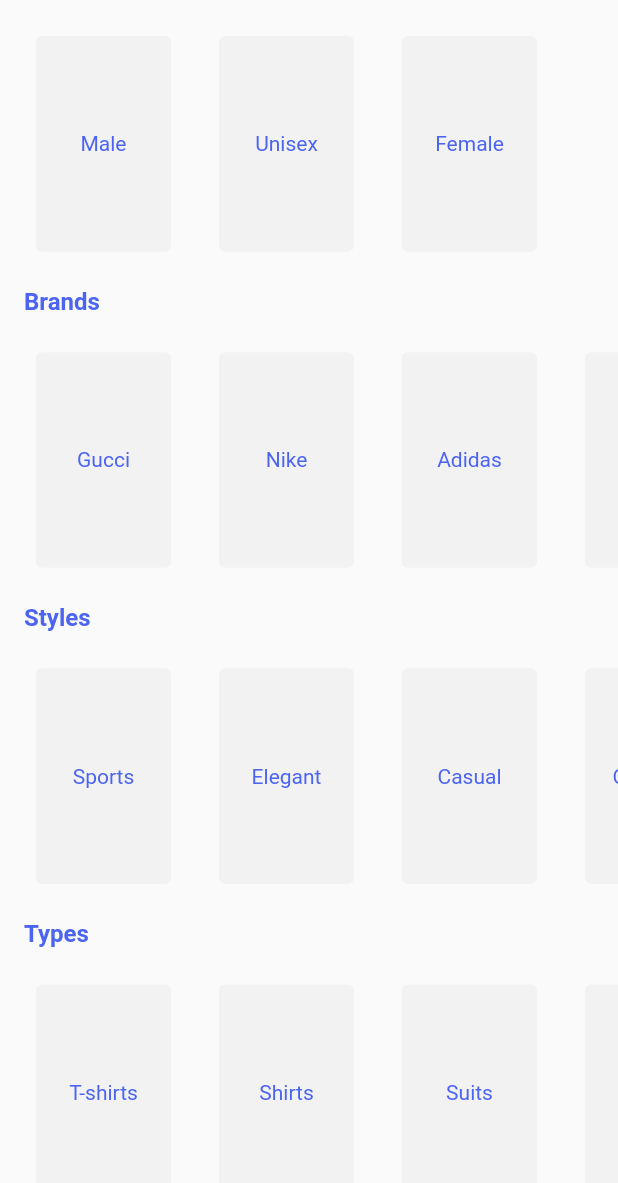
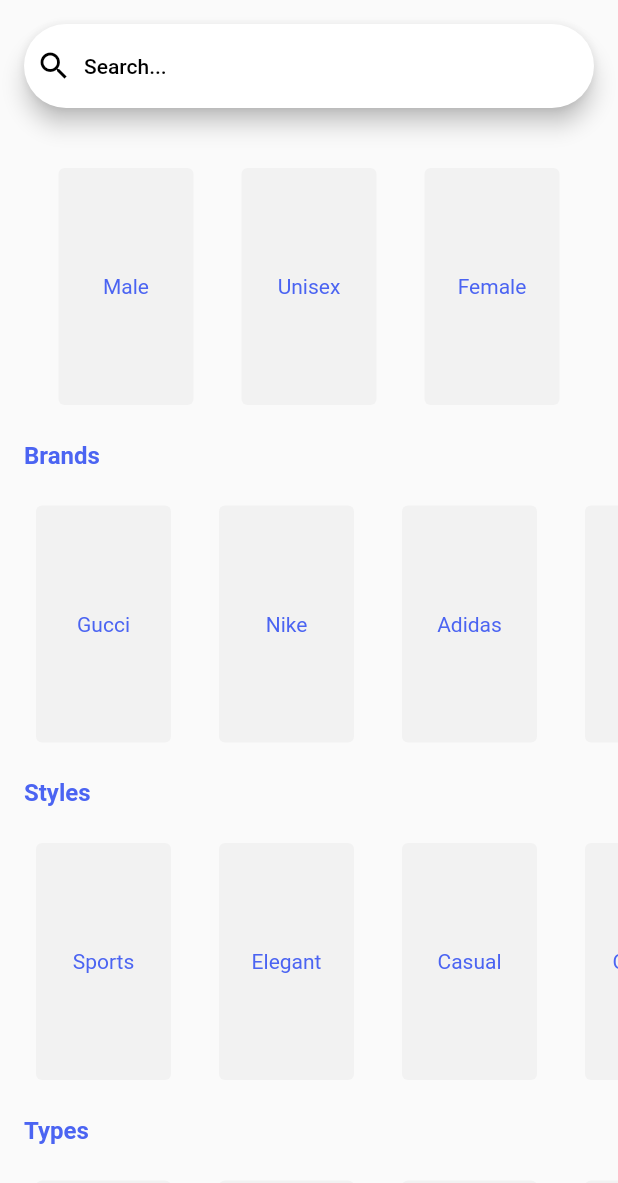
Before and after one commit to emertechupc/fitster_app, a Flutter app: the SearchView screen opened directly, on a phone screen of 412 x 824 dp. Shown: the top 1183 px of the screen. Run offline on Flutter 3.47's test engine with Material 2 defaults, Android fonts, the phone set to English and light mode, and no system bars; our stand-ins replace camera, flutter_rating_bar; missing offline and left inert: google_mlkit_pose_detection.

Commit message:
refactor: fix bugs

```diff
--- a/lib/utils/item_list.dart
+++ b/lib/utils/item_list.dart
@@ -53,15 +53,16 @@
 class _ItemListState extends State<ItemList> {
   @override
   Widget build(BuildContext context) {
-    return Expanded(
+    return SizedBox(
+      height: MediaQuery.of(context).size.width / 2,
       child: ListView.builder(
-        physics: ClampingScrollPhysics(),
+        physics: BouncingScrollPhysics(),
+        scrollDirection: Axis.horizontal,
         shrinkWrap: true,
         itemCount: widget.items.length,
         itemBuilder: (context, index) {
           return _Item(child: widget.items[index]);
         },
-        scrollDirection: Axis.horizontal,
         padding: const EdgeInsets.all(8),
       ),
     );
--- a/lib/views/search_view.dart
+++ b/lib/views/search_view.dart
@@ -42,19 +42,18 @@
   Widget build(BuildContext context) {
     return Scaffold(
       body: SafeArea(
-        child: Center(
+        child: SingleChildScrollView(
           child: Column(
-            crossAxisAlignment: CrossAxisAlignment.start,
             children: const [
-              // const Padding(
-              //   padding: EdgeInsets.all(16.0),
-              //   child: SearchBar(
-              //     leading: Icon(
-              //       Icons.search,
-              //     ),
-              //     hintText: 'Search...',
-              //   ),
-              // ),
+              Padding(
+                padding: EdgeInsets.all(16.0),
+                child: SearchBar(
+                  leading: Icon(
+                    Icons.search,
+                  ),
+                  hintText: 'Search...',
+                ),
+              ),
               ItemList(items: genders),
               _SectionTitle(child: Text('Brands')),
               ItemList(items: brands),
@@ -79,6 +78,8 @@
   Widget build(BuildContext context) {
     return Padding(
       padding: const EdgeInsets.only(left: 16.0),
+      child: Align(
+        alignment: Alignment.centerLeft,
         child: DefaultTextStyle(
           style: const TextStyle(
             fontSize: 16,
@@ -87,6 +88,7 @@
           ),
           child: child,
         ),
+      ),
     );
   }
 }
```
Lines whose indentation alone changed are shown as unchanged.
